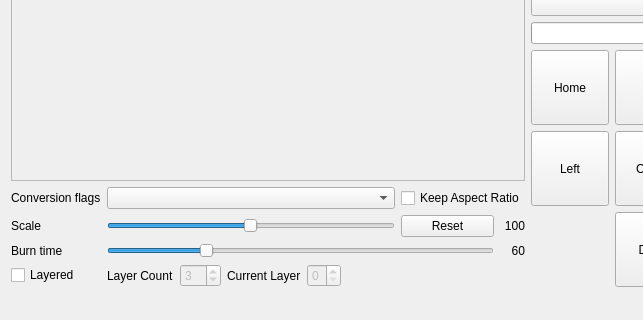
This is EzGraverUi/mainwindow.ui in camrein/EzGraver as Qt 5 draws it before an edit; both pictures show x 0 to 643 and y 344 to 664 of the 1086 by 664 pixel window. The edited form follows.
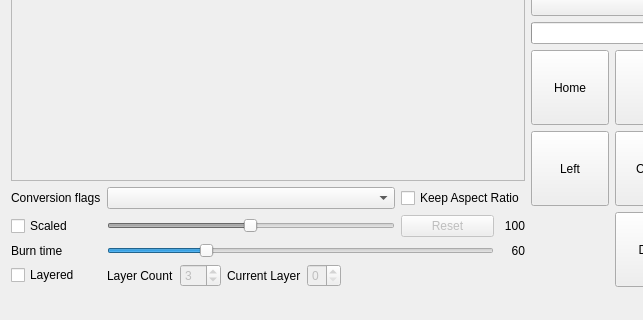
This is the edited form. Custom widgets are drawn as their Qt base class.

Commit message: Added flag to set if the image is being scaled or not.

What changed in the file:
```diff
--- a/EzGraverUi/mainwindow.ui
+++ b/EzGraverUi/mainwindow.ui
@@ -189,15 +189,11 @@
           </property>
          </widget>
         </item>
-        <item row="1" column="0">
-         <widget class="QLabel" name="label_4">
-          <property name="text">
-           <string>Scale</string>
-          </property>
-         </widget>
-        </item>
         <item row="1" column="1">
          <widget class="QSlider" name="imageScale">
+          <property name="enabled">
+           <bool>false</bool>
+          </property>
           <property name="minimum">
            <number>1</number>
           </property>
@@ -214,6 +210,9 @@
         </item>
         <item row="1" column="2">
          <widget class="QPushButton" name="resetImageScale">
+          <property name="enabled">
+           <bool>false</bool>
+          </property>
           <property name="text">
            <string>Reset</string>
           </property>
@@ -229,6 +228,13 @@
           </property>
          </widget>
         </item>
+        <item row="1" column="0">
+         <widget class="QCheckBox" name="scaled">
+          <property name="text">
+           <string>Scaled</string>
+          </property>
+         </widget>
+        </item>
        </layout>
       </item>
       <item>
```
The commit also changes 3 other files.
